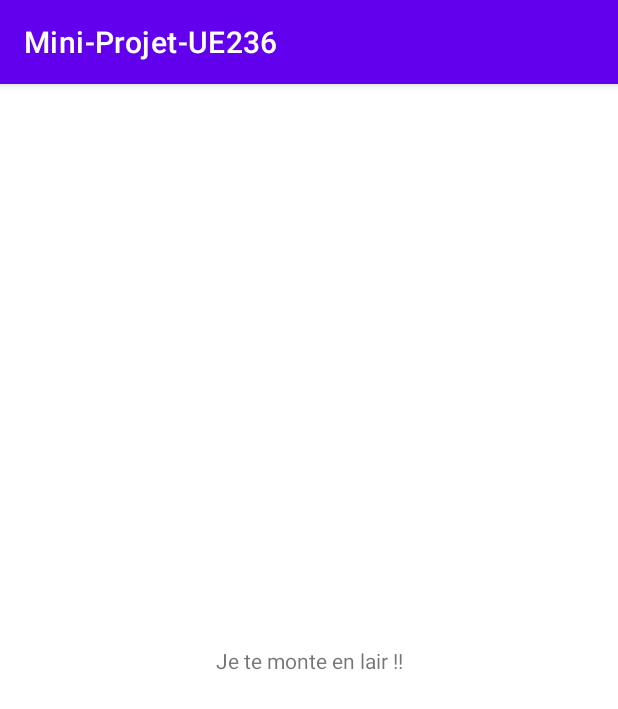
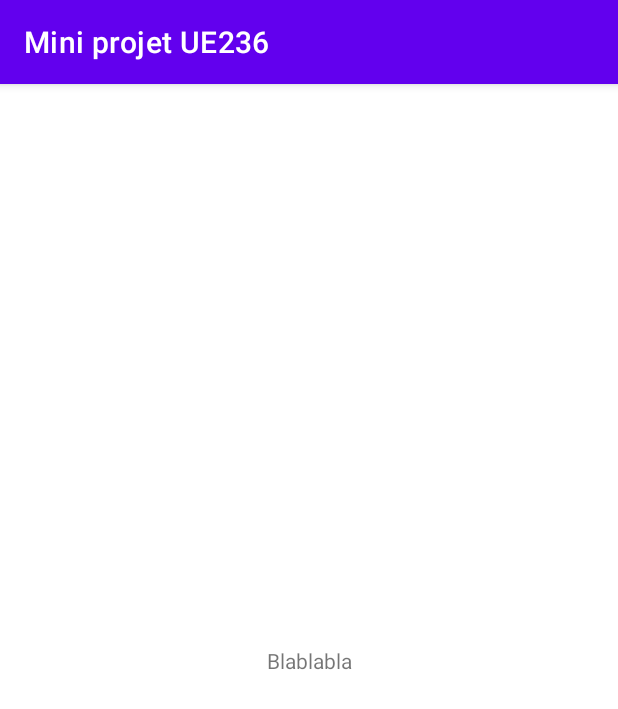
Before and after one commit to Jean-Baradat/miniProjetUE236, an Android app: the screen it shows after launch (MainActivity), on a phone screen of 412 x 824 dp. Shown: the top 709 px of the screen. Run offline under Robolectric (Android 15) with nearby library versions, the phone set to English and light mode, and no system bars.

Commit message:
correction des erreurs de syntaxe

```diff
--- a/app/src/main/res/layout/activity_main.xml
+++ b/app/src/main/res/layout/activity_main.xml
@@ -10,7 +10,7 @@
         android:id="@+id/text"
         android:layout_width="wrap_content"
         android:layout_height="wrap_content"
-        android:text="@string/letext"
+        android:text="@string/leText"
         app:layout_constraintBottom_toBottomOf="parent"
         app:layout_constraintEnd_toEndOf="parent"
         app:layout_constraintRight_toRightOf="parent"
--- a/app/src/main/res/values/strings.xml
+++ b/app/src/main/res/values/strings.xml
@@ -1,4 +1,4 @@
 <resources>
-    <string name="app_name">Mini-Projet-UE236</string>
-    <string name="letext">Je te monte en lair !!</string>
+    <string name="app_name">"Mini projet UE236"</string>
+    <string name="leText">Blablabla</string>
 </resources>
```
